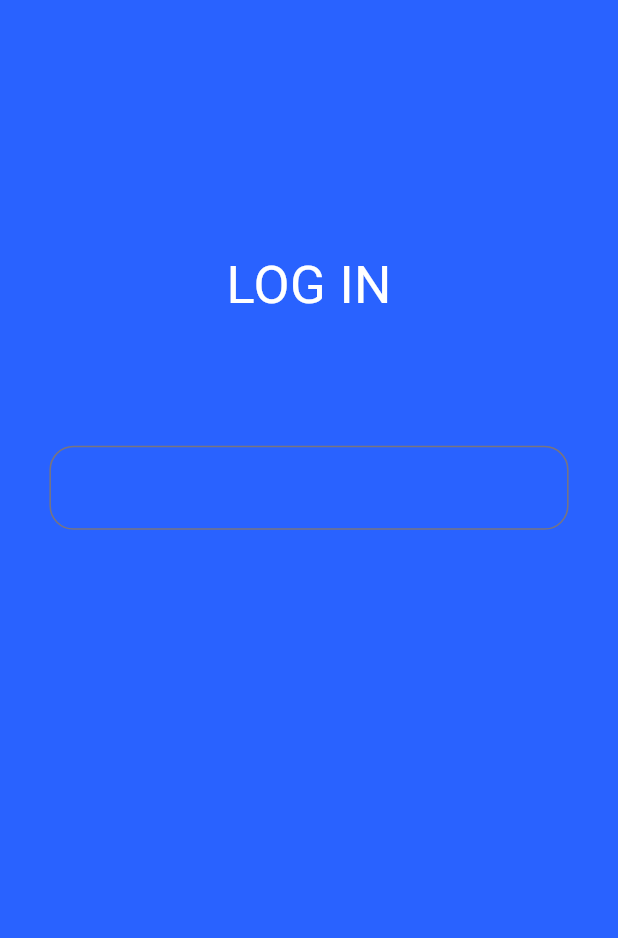
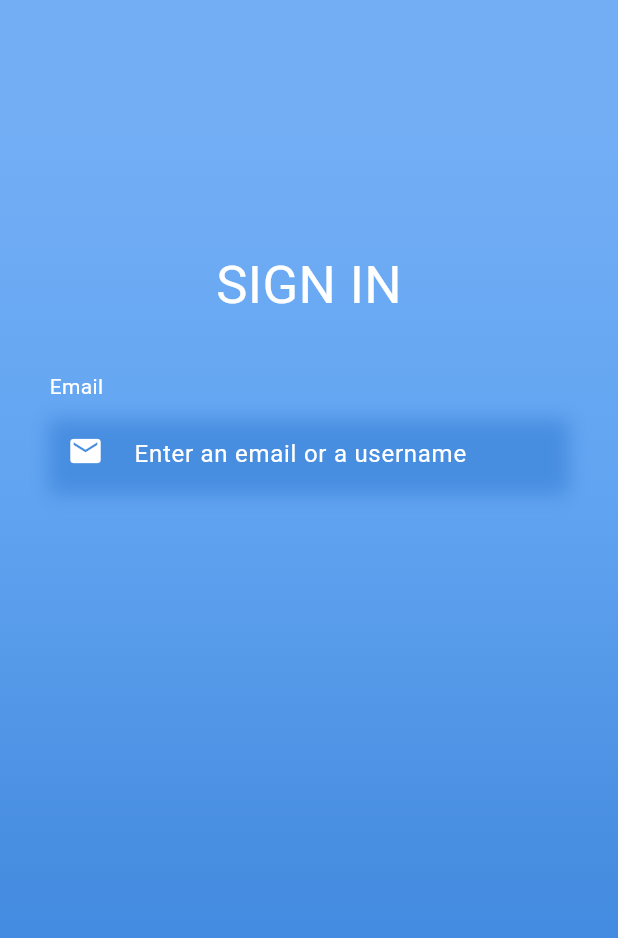
Before and after one commit to Ater-tech/LOGINUI, a Flutter app: the SimpleBlue screen opened directly, on a phone screen of 412 x 824 dp. Shown: the top 938 px of the screen. Run offline on Flutter 3.47's test engine with Material 3 defaults, Android fonts, the phone set to English and light mode, and no system bars; Roboto replaces fonts that are missing (Black_Ops, Playwrite).

Commit message:
simple ui upgrade

```diff
--- a/ui_templates/lib/log_in_pages/simple_blue.dart
+++ b/ui_templates/lib/log_in_pages/simple_blue.dart
@@ -1,17 +1,17 @@
 import 'package:flutter/material.dart';
 
-class SimpleBlue extends StatefulWidget{
+class SimpleBlue extends StatefulWidget {
   const SimpleBlue({super.key});
 
   @override
-  State<SimpleBlue> createState()=> _SimpleState();
+  State<SimpleBlue> createState() => _SimpleState();
 }
 
-class _SimpleState extends State<SimpleBlue>{
+class _SimpleState extends State<SimpleBlue> {
   @override
-  Widget build(BuildContext context){
-  final height = MediaQuery.sizeOf(context).height;
-  final width = MediaQuery.sizeOf(context).width;
+  Widget build(BuildContext context) {
+    final height = MediaQuery.sizeOf(context).height;
+    final width = MediaQuery.sizeOf(context).width;
     return Scaffold(
       body: Container(
         height: double.infinity,
@@ -19,47 +19,91 @@ class _SimpleState extends State<SimpleBlue>{
         decoration: BoxDecoration(
           gradient: LinearGradient(
             begin: Alignment.topCenter,
-            end: Alignment.topCenter,
+            end: Alignment.bottomCenter,
             colors: [
-            Colors.blueAccent.shade100,
-            Colors.blueAccent.shade200,
-            Colors.blueAccent.shade400,
-            Colors.blueAccent.shade700,
-          ],
-          stops: [0.1, 0.4, 0.7, 0.9],
+              Color(0xFF73AEF5),
+              Color(0xFF61A4F1),
+              Color(0xff478de0),
+              Color(0xff398AE5),
+            ],
+            stops: [0.1, 0.4, 0.7, 0.9],
           ),
         ),
         child: Padding(
           padding: EdgeInsets.fromLTRB(
-            width*0.08,
-            height*0.2,
-            width*0.08,
-            height*0.1,
+            width * 0.08,
+            height * 0.2,
+            width * 0.08,
+            height * 0.1,
           ),
           child: Column(
             children: [
               Text(
-                "LOG IN",
+                "SIGN IN",
                 style: TextStyle(
                   fontFamily: "Black_Ops",
                   decoration: TextDecoration.none,
                   fontWeight: FontWeight.normal,
                   fontSize: 35,
                   color: Colors.white,
-                  ),
-                  ),
-              SizedBox(height: height*0.1,),
-              TextFormField(
-                decoration: InputDecoration(
-                  border: OutlineInputBorder(
-                    borderRadius: BorderRadius.circular(16),
-                  )
                 ),
               ),
-            ],
+              SizedBox(height: height * 0.04),
+              emaiMethod(height),
+              SizedBox(height: height*0.04,),
+              Column(
+                crossAxisAlignment: CrossAxisAlignment.start,
+                children: [
+
+                ],
+              ),
           ),
         ),
       ),
     );
   }
+
+  Column emaiMethod(double height) {
+    return Column(
+              crossAxisAlignment: CrossAxisAlignment.start,
+              children: [
+                Text(
+                  "Email",
+                  style: TextStyle(
+                    fontFamily: 'Playwrite',
+                    fontWeight: FontWeight.normal,
+                    color: Colors.white,
+                  ),
+                ),
+                SizedBox(height: height * 0.01),
+                Container(
+                  alignment: Alignment.centerLeft,
+                  height: height * 0.06,
+                  decoration: BoxDecoration(
+                    boxShadow: [
+                      BoxShadow(
+                        color: Color(0xff478de0),
+                        blurRadius: 10,
+                        spreadRadius: 1,
+                        offset: Offset(0, 4),
+                      ),
+                    ],
+                  ),
+                  child: TextField(
+                    keyboardType: TextInputType.emailAddress,
+                    style: TextStyle(color: Colors.white),
+                    decoration: InputDecoration(
+                      contentPadding: EdgeInsets.only(top: 14),
+                      prefixIcon: Icon(Icons.email, color: Colors.white),
+                      hintText: " Enter an email or a username",
+                      hintStyle: TextStyle(color: Colors.white),
+                      border: InputBorder.none,
+                      fillColor: Colors.white,
+                    ),
+                    cursorColor: Colors.white,
+                  ),
+                ),
+              ],
+            );
+  }
 }
--- a/ui_templates/pubspec.yaml
+++ b/ui_templates/pubspec.yaml
@@ -93,6 +93,10 @@ flutter:
       fonts:
         - asset: assets\fonts\Lobster\Lobster-Regular.ttf
           weight: 600
+    - family: Whisper
+      fonts:
+        - asset: assets\fonts\Whisper-Regular.ttf
+          weight: 600
   #   - family: Trajan Pro
   #     fonts:
   #       - asset: fonts/TrajanPro.ttf
```
Also changed, not shown: ui_templates/assets/fonts/Black_Ops_One,Lobster,Momo_Trust_Display,Playwrite_HU,Whisper/Whisper/OFL.txt (deleted, +0 -93 lines), ui_templates/assets/fonts/Momo_Trust_Display/MomoTrustDisplay-Regular.ttf (renamed from ui_templates/assets/fonts/Black_Ops_One,Lobster,Momo_Trust_Display,Playwrite_HU,Whisper/Momo_Trust_Display/MomoTrustDisplay-Regular.ttf), ui_templates/assets/fonts/Momo_Trust_Display/OFL.txt (renamed from ui_templates/assets/fonts/Black_Ops_One,Lobster,Momo_Trust_Display,Playwrite_HU,Whisper/Momo_Trust_Display/OFL.txt), ui_templates/assets/fonts/Whisper-Regular.ttf (renamed from ui_templates/assets/fonts/Black_Ops_One,Lobster,Momo_Trust_Display,Playwrite_HU,Whisper/Whisper/Whisper-Regular.ttf), ui_templates/pubspec.lock, 1 other file.
